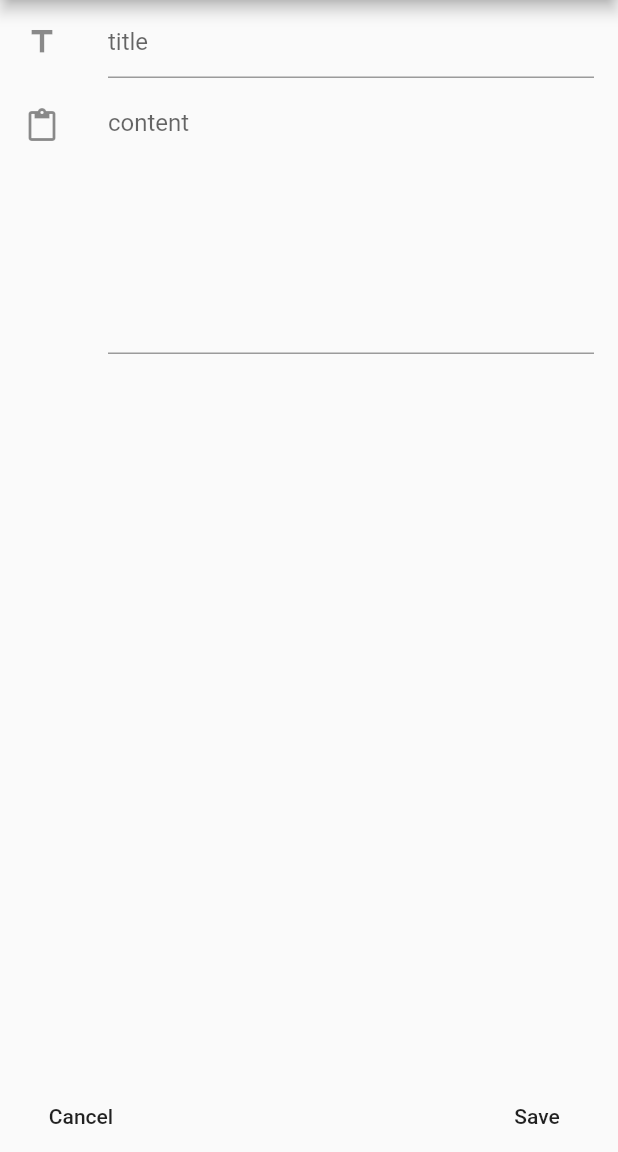
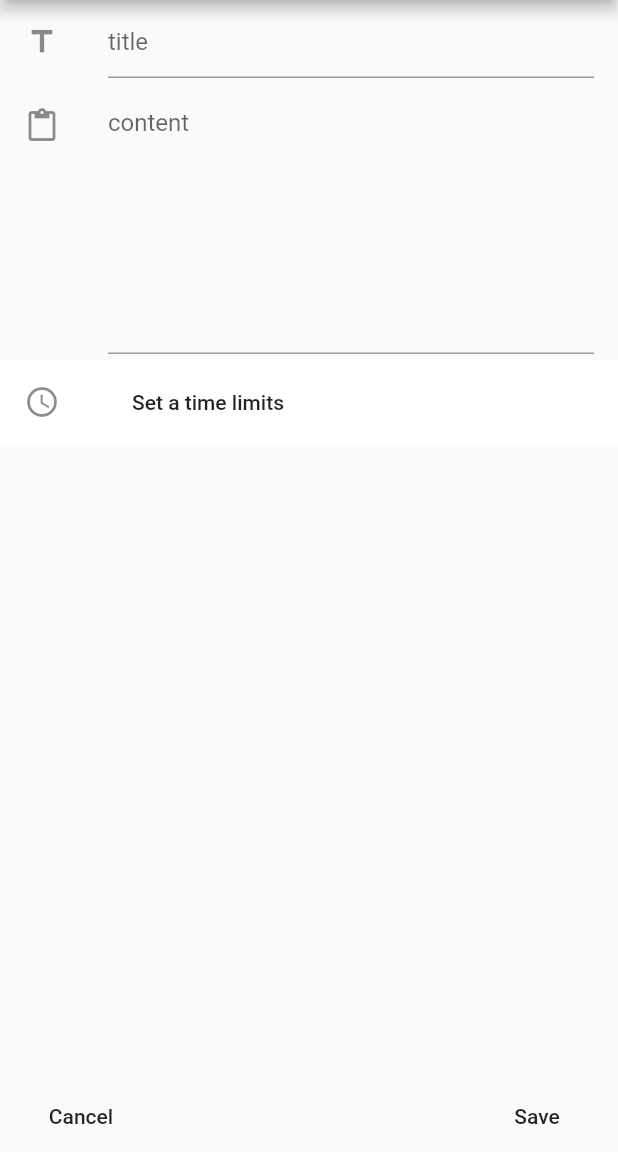
Before and after one commit to SkrejetCepey/notes_app_flutter, a Flutter app: the screen it shows after launch, after a tap on the "add" icon, on a phone screen of 412 x 824 dp, the part 84-1236 px from its top. Run offline on Flutter 3.47's test engine with Material 2 defaults, Android fonts, the phone set to English and light mode, and no system bars; our stand-ins replace sqflite; accounts and stored records are empty.

Commit message:
added new type of note

```diff
--- a/lib/note/add_note_page.dart
+++ b/lib/note/add_note_page.dart
@@ -1,6 +1,8 @@
+import 'package:NoteFlutterApp/note/add_note_page_model.dart';
 import 'package:flutter/material.dart';
 import 'package:scoped_model/scoped_model.dart';
 import 'note.dart';
+import 'package:intl/intl.dart';
 import 'note_list_model.dart';
 
 class AddNotePage extends StatelessWidget {
@@ -12,15 +14,29 @@ class AddNotePage extends StatelessWidget {
   final TextEditingController _titleTextEditingController = TextEditingController();
   final TextEditingController _contentTextEditingController = TextEditingController();
 
+  final AddNotePageModel addNotePageModel = AddNotePageModel();
+
   AddNotePage({Key key, @required this.model, this.note}) : super(key: key) {
     if (note != null) {
       _titleTextEditingController.text = note.title;
       _contentTextEditingController.text = note.content;
+      addNotePageModel.addDateTime = note.datetimeLimitations;
     }
   }
 
   @override
   Widget build(BuildContext context) {
+
+    Future<String> _selectTimeDate(BuildContext context) async {
+      final DateTime pickedDate = await showDatePicker(context: context,
+          initialDate: DateTime.now(),
+          firstDate: DateTime.utc(2000, 0, 0),
+          lastDate: DateTime.now().add(Duration(days: 50)));
+      final TimeOfDay pickedTime = await showTimePicker(context: context, initialTime: TimeOfDay.now());
+
+      return "${DateFormat('yyyy-MM-dd').format(pickedDate)} ${pickedTime.hour}:${pickedTime.minute}";
+    }
+
     return ScopedModel<NoteListModel>(
       model: this.model,
       child: Scaffold(
@@ -48,6 +64,74 @@ class AddNotePage extends StatelessWidget {
                   decoration: InputDecoration(hintText: 'content'),
                   validator: (String str) => str.isEmpty ? 'Insert content' : null,
                 ),
+              ),
+              ScopedModel<AddNotePageModel>(
+                model: addNotePageModel,
+                child: ScopedModelDescendant<AddNotePageModel>(
+                  builder: (BuildContext context, Widget child, AddNotePageModel model) {
+                    return ListTile(
+                      leading: Icon(Icons.access_time),
+                      tileColor: (model.isDateTimePicked()) ? Colors.lightGreen : Colors.white,
+                      title: Builder(
+                        builder: (BuildContext context) {
+                          if (!model.isDateTimePicked()) {
+                            return Row(
+                              children: [
+                                FlatButton(
+                                  child: Text('Set a time limits'),
+                                  onPressed: () async {
+                                    model.addDateTime = await _selectTimeDate(context);
+                                  },
+                                ),
+                              ],
+                            );
+                          } else {
+                            return Row(
+                              children: [
+                                FlatButton(
+                                  child: Text('${model.dateTime}'),
+                                  onPressed: () async {
+                                    model.addDateTime = await _selectTimeDate(context);
+                                  },
+                                ),
+                                FlatButton(
+                                  child: Text('Delete'),
+                                  onPressed: () async {
+                                    return await showDialog(
+                                      context: context,
+                                      barrierDismissible: false,
+                                      builder: (BuildContext context) {
+                                        return AlertDialog(
+                                          title: Text('Remove picked date and time ?'),
+                                          content: Text('Are you sure about removing date and time ?'),
+                                          actions: [
+                                            FlatButton(
+                                              child: Text('Cancel!'),
+                                              onPressed: () {
+                                                Navigator.pop(context);
+                                              },
+                                            ),
+                                            FlatButton(
+                                              child: Text('Delete'),
+                                              onPressed: () {
+                                                model.addDateTime = null;
+                                                Navigator.pop(context);
+                                              },
+                                            )
+                                          ],
+                                        );
+                                      },
+                                    );
+                                  },
+                                )
+                              ],
+                            );
+                          }
+                        },
+                      ),
+                    );
+                  },
+                ),
               )
             ],
           ),
@@ -60,7 +144,6 @@ class AddNotePage extends StatelessWidget {
                 child: Text('Cancel'),
                 onPressed: () {
                   Navigator.pop(context);
-                  FocusScope.of(context).requestFocus(FocusNode());
                 },
               ),
               Spacer(),
@@ -72,11 +155,11 @@ class AddNotePage extends StatelessWidget {
                       if (_formKey.currentState.validate()) {
                         if (note != null) {
                           model.update(Note(title: _titleTextEditingController.text,
-                              content: _contentTextEditingController.text, id: note.id));
+                              content: _contentTextEditingController.text, id: note.id, datetimeLimitations: addNotePageModel.dateTime));
                         } else {
                           model.add(
                               Note(title: _titleTextEditingController.text,
-                                  content: _contentTextEditingController.text));
+                                  content: _contentTextEditingController.text, datetimeLimitations: addNotePageModel.dateTime));
                         }
                         Navigator.pop(context);
                       }
--- /dev/null
+++ b/lib/note/add_note_page_model.dart
@@ -0,0 +1,15 @@
+import 'package:scoped_model/scoped_model.dart';
+
+class AddNotePageModel extends Model {
+
+  String _dateTime;
+
+  String get dateTime => _dateTime;
+
+  bool isDateTimePicked() => _dateTime != null;
+
+  set addDateTime(String dt) {
+    _dateTime = dt;
+    notifyListeners();
+  }
+}
--- a/lib/note/note.dart
+++ b/lib/note/note.dart
@@ -6,10 +6,12 @@ class Note {
   int id;
   String title;
   String content;
+  String datetime;
+  String datetimeLimitations;
 
-  Note({this.id, @required this.title, @required this.content});
+  Note({this.id, @required this.title, @required this.content, this.datetime, this.datetimeLimitations});
 
   @override
-  String toString() => '{id: $id, title: $title, content: $content}';
+  String toString() => '{id: $id, title: $title, content: $content, datetime: $datetime, limit: $datetimeLimitations}\n';
 
 }
--- a/lib/note/note_db_driver.dart
+++ b/lib/note/note_db_driver.dart
@@ -1,9 +1,9 @@
 import 'dart:io';
-
 import 'package:path/path.dart' as p;
 import 'package:sqflite/sqflite.dart';
 import 'note.dart';
 import 'package:path_provider/path_provider.dart';
+import 'package:intl/intl.dart';
 
 class NoteDBDriver {
 
@@ -29,7 +29,9 @@ class NoteDBDriver {
           'CREATE TABLE IF NOT EXISTS notes ('
               'id INTEGER PRIMARY KEY AUTOINCREMENT NOT NULL,'
               'title VARCHAR(200),'
-              'content TEXT'
+              'content TEXT,'
+              'datetime DATETIME DEFAULT CURRENT_TIMESTAMP,'
+              'datetimeLimitations DATETIME'
               ')'
         );
       },
@@ -40,24 +42,27 @@ class NoteDBDriver {
   Note noteFromMap(Map map) => Note(
     id: map['id'],
     title: map['title'],
-    content: map['content']
+    content: map['content'],
+    datetime: map['datetime'],
+    datetimeLimitations: map['datetimeLimitations']
   );
 
   Map<String, dynamic> noteToMap(Note note) => <String, dynamic>{
     'id' : note.id,
     'title' : note.title,
-    'content' : note.content
+    'content' : note.content,
+    'datetime': DateFormat("yyyy-MM-dd HH:mm:ss").format(DateTime.now()).toString(),
+    'datetimeLimitations': note.datetimeLimitations
   };
 
   Future<void> create(Note note) async {
     Database db = await database;
 
-    // int id = (await db.rawQuery('SELECT MAX(id) + 1 AS id FROM notes')).first['id'] ?? 1;
-
     print('Insert!');
 
     return await db.rawInsert(
-      'INSERT INTO notes (title, content) VALUES (?, ?)', [note.title, note.content]
+      'INSERT INTO notes (title, content, datetimeLimitations) VALUES (?, ?, ?)',
+        [note.title, note.content, note.datetimeLimitations]
     );
   }
 
```
Also changed, not shown: lib/note/note_list.dart (+18 -1 lines).
